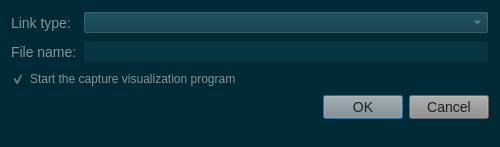
n3oxmind/gns3theme, file gns3-gui-2.1.4/gns3/ui/capture_dialog.ui: the form before one commit.
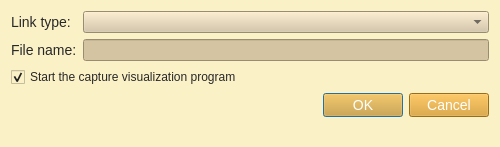
The form after the commit.

Patch:
```diff
--- a/gns3-gui-2.1.4/gns3/ui/capture_dialog.ui
+++ b/gns3-gui-2.1.4/gns3/ui/capture_dialog.ui
@@ -24,27 +24,26 @@
   </property>
   <property name="styleSheet">
    <string notr="true">QWidget{
-	background-color: #002b36;
+	background-color: #fbf1c7;
 }
 QMenuBar::item{
-	background-color: #002b36;
+	background-color: #fbf1c7;
 }
 QDockWidget::title{
-	background: #073642;
+	background: #d5c4a1;
 	padding-left: 5px;
 }
 QDockWidget, QMenuBar{
-    color: #839496;
+    color: #282828;
     font: bold 14px;
 }
 QTextEdit, QPlainTextEdit, QLineEdit, QSpinBox, QComboBox {
-  background-color: #073642;
-  font: 13px;
-  color: #839496;
+  background-color: #d5c4a1;
+  color: #282828;
 }
 QTextEdit#uiConsoleTextEdit {
-  background-color: #002b36;
-  color: #839496;
+  background-color: #fbf1c7;
+  color: #282828;
   font: 13px;
 }
 QTabWidget {
@@ -52,84 +51,84 @@
 	border-top: 2px;
 }
 QTabBar::tab {
-    background: #073642;
-    color: #839496;
+    background: #d5c4a1;
+    color: #282828;
     min-width: 8ex;
     padding: 2px;
 	border-top-right-radius: 6px;
 	border-top-left-radius: 6px;
 }
 QTabBar::tab:selected {
-    background: #8a8a8a;
-	color: #1d2021;
+    background: #458588;
+	color: #FFFFFF;
 }
 QGroupBox {
-    color: #808080;
+    color: #076678;
     font: 14px;
     padding: 15px;
     border-style: none;
 }
 QMainWindow::separator {
-	background: #073642;
+	background: #d5c4a1;
 	width: 1px;
 	height: 1px;
 }
 QComboBox {
-	selection-background-color: #d75f00;
-	selection-color: #1c1c1c;
+	selection-background-color: #458588;
+	selection-color: #FFFFFF;
 }
 
 QToolBar{
-	background: #073642;
+	background: #d5c4a1;
 	border: 0px;
 }
 QPushButton {
-	background-color: #8a8a8a;
-    color: #1d2021;
+	background-color: #d79921;
+    color: #FFFFFF;
 	font: 14px;
 }
 QToolButton {
-	background-color: #8a8a8a;
-    color: #1d2021;
+	background-color: #d79921;
+    color: #FFFFFF;
 	font: 14px;
 }
 QTreeWidget, QListWidget {
-	background-color: #002b36;
-	color: #839496;
-    alternate-background-color: #073642;
+	background-color: #fbf1c7;
+	color: #282828;
+    alternate-background-color: #d5c4a1; 
 	font: 14px;
 }
 QTreeWidget#uiTreeWidget {
-	background-color: #073642;
-	color: #839496;
+	background-color: #d5c4a1;
+	color: #282828;
 	font: bold 16px;
 }
 QTreeWidget::item:selected, QTreeWidget::item:hover, QMenu::item:selected,QToolButton::hover,QPushButton::hover,QTabBar::tab:hover {
-	background-color: #d75f00;
-	color: #1c1c1c;
+	background-color: #458588;
+	color: #FFFFFF;
 }
 QMenu {
 	background-color: #002b36;
     color: #839496;
 }
 QLabel {
-	color: #839496;
+	color: #282828;
 	font: 14px;
 }
 QLabel#uiTitleLabel {
-	color: #839496;
+	color: #282828;
 	font: bold 16px;
 }
 
 QAbstractScrollArea::corner {
-    background: #002b36;
+    background: #fbf1c7;
 }
 QScrollBar::handle:horizontal {
-    background: #073642;
+    background: #d5c4a1;
     min-width: 20px;
 }
 QScrollBar::handle:vertical {
-    background: #073642;
+    background: #d5c4a1;
     min-width: 20px;
 }
 QScrollBar:vertical {
@@ -148,12 +147,12 @@
   background: none
 }
 QStatusBar {
-	background-color: #073642;
-	color: #839496;
+	background-color: #d5c4a1;
+	color: #282828;
 }
 
 QRadioButton, QCheckBox {
-  color: #839496;
+  color: #282828;
 }
 QRadioButton::disabled, QCheckBox::disabled {
   color: gray;
```
Left out of the diff: 4 changed lines with no effect on the pictures.
